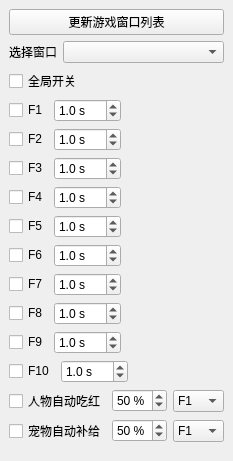
Qt form mainwindow.ui (SSSSSFFFFF/FxPresser) before a commit.
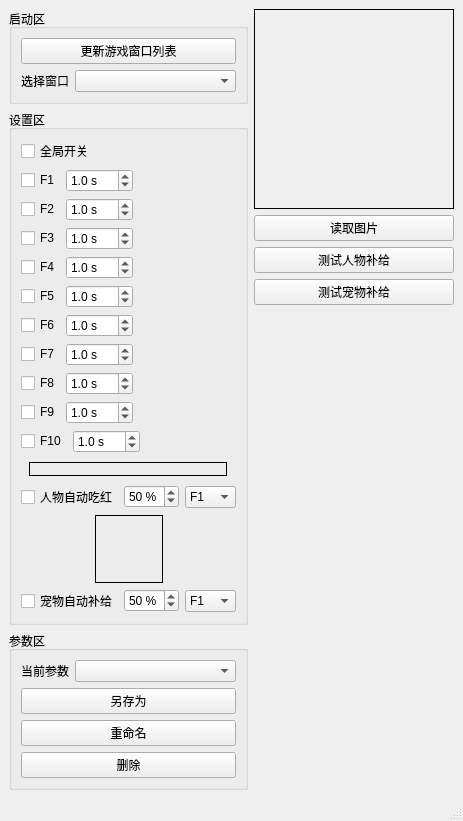
The same form after that commit.

Commit message: 离线测试功能

```diff
--- a/mainwindow.ui
+++ b/mainwindow.ui
@@ -6,15 +6,23 @@
    <rect>
     <x>0</x>
     <y>0</y>
-    <width>223</width>
-    <height>461</height>
+    <width>460</width>
+    <height>772</height>
    </rect>
   </property>
   <property name="windowTitle">
    <string/>
   </property>
   <widget class="QWidget" name="centralwidget">
-   <layout class="QVBoxLayout" name="verticalLayout">
+   <layout class="QHBoxLayout" name="horizontalLayout_18">
+    <item>
+     <layout class="QVBoxLayout" name="verticalLayout_5">
+      <item>
+       <widget class="QGroupBox" name="groupBox_3">
+        <property name="title">
+         <string>启动区</string>
+        </property>
+        <layout class="QVBoxLayout" name="verticalLayout_3">
     <item>
      <widget class="QPushButton" name="pushButton_UpdateGameWindows">
       <property name="text">
@@ -46,8 +54,17 @@
       </item>
      </layout>
     </item>
+        </layout>
+       </widget>
+      </item>
     <item>
-     <layout class="QHBoxLayout" name="horizontalLayout_13">
+       <widget class="QGroupBox" name="groupBox_2">
+        <property name="title">
+         <string>设置区</string>
+        </property>
+        <layout class="QVBoxLayout" name="verticalLayout_2">
+         <item>
+          <layout class="QHBoxLayout" name="horizontalLayout_16">
       <item>
        <widget class="QCheckBox" name="checkBox_Switch">
         <property name="text">
@@ -62,7 +79,7 @@
        </widget>
       </item>
       <item>
-       <spacer name="horizontalSpacer_11">
+            <spacer name="horizontalSpacer_12">
         <property name="orientation">
          <enum>Qt::Horizontal</enum>
         </property>
@@ -536,6 +553,76 @@
       </item>
      </layout>
     </item>
+         <item>
+          <layout class="QHBoxLayout" name="horizontalLayout_13">
+           <item>
+            <spacer name="horizontalSpacer_11">
+             <property name="orientation">
+              <enum>Qt::Horizontal</enum>
+             </property>
+             <property name="sizeHint" stdset="0">
+              <size>
+               <width>40</width>
+               <height>20</height>
+              </size>
+             </property>
+            </spacer>
+           </item>
+           <item>
+            <widget class="QLabel" name="label_PlayerHealth">
+             <property name="sizePolicy">
+              <sizepolicy hsizetype="Fixed" vsizetype="Fixed">
+               <horstretch>0</horstretch>
+               <verstretch>0</verstretch>
+              </sizepolicy>
+             </property>
+             <property name="minimumSize">
+              <size>
+               <width>198</width>
+               <height>14</height>
+              </size>
+             </property>
+             <property name="maximumSize">
+              <size>
+               <width>198</width>
+               <height>14</height>
+              </size>
+             </property>
+             <property name="frameShape">
+              <enum>QFrame::Box</enum>
+             </property>
+             <property name="frameShadow">
+              <enum>QFrame::Plain</enum>
+             </property>
+             <property name="lineWidth">
+              <number>1</number>
+             </property>
+             <property name="midLineWidth">
+              <number>0</number>
+             </property>
+             <property name="text">
+              <string/>
+             </property>
+             <property name="scaledContents">
+              <bool>true</bool>
+             </property>
+            </widget>
+           </item>
+           <item>
+            <spacer name="horizontalSpacer_13">
+             <property name="orientation">
+              <enum>Qt::Horizontal</enum>
+             </property>
+             <property name="sizeHint" stdset="0">
+              <size>
+               <width>40</width>
+               <height>20</height>
+              </size>
+             </property>
+            </spacer>
+           </item>
+          </layout>
+         </item>
     <item>
      <layout class="QHBoxLayout" name="horizontalLayout_12" stretch="0,0,1">
       <item>
@@ -617,6 +704,70 @@
       </item>
      </layout>
     </item>
+         <item>
+          <layout class="QHBoxLayout" name="horizontalLayout_17">
+           <item>
+            <spacer name="horizontalSpacer_14">
+             <property name="orientation">
+              <enum>Qt::Horizontal</enum>
+             </property>
+             <property name="sizeHint" stdset="0">
+              <size>
+               <width>40</width>
+               <height>20</height>
+              </size>
+             </property>
+            </spacer>
+           </item>
+           <item>
+            <widget class="QLabel" name="label_PetResource">
+             <property name="sizePolicy">
+              <sizepolicy hsizetype="Fixed" vsizetype="Fixed">
+               <horstretch>0</horstretch>
+               <verstretch>0</verstretch>
+              </sizepolicy>
+             </property>
+             <property name="minimumSize">
+              <size>
+               <width>68</width>
+               <height>68</height>
+              </size>
+             </property>
+             <property name="maximumSize">
+              <size>
+               <width>68</width>
+               <height>68</height>
+              </size>
+             </property>
+             <property name="frameShape">
+              <enum>QFrame::Box</enum>
+             </property>
+             <property name="frameShadow">
+              <enum>QFrame::Plain</enum>
+             </property>
+             <property name="text">
+              <string/>
+             </property>
+             <property name="scaledContents">
+              <bool>true</bool>
+             </property>
+            </widget>
+           </item>
+           <item>
+            <spacer name="horizontalSpacer_15">
+             <property name="orientation">
+              <enum>Qt::Horizontal</enum>
+             </property>
+             <property name="sizeHint" stdset="0">
+              <size>
+               <width>40</width>
+               <height>20</height>
+              </size>
+             </property>
+            </spacer>
+           </item>
+          </layout>
+         </item>
     <item>
      <layout class="QHBoxLayout" name="horizontalLayout_15" stretch="0,0,1">
       <item>
@@ -703,6 +854,125 @@
     </item>
    </layout>
   </widget>
+      </item>
+      <item>
+       <widget class="QGroupBox" name="groupBox">
+        <property name="title">
+         <string>参数区</string>
+        </property>
+        <layout class="QVBoxLayout" name="verticalLayout">
+         <item>
+          <layout class="QHBoxLayout" name="horizontalLayout_14" stretch="0,1">
+           <item>
+            <widget class="QLabel" name="label">
+             <property name="text">
+              <string>当前参数</string>
+             </property>
+            </widget>
+           </item>
+           <item>
+            <widget class="QComboBox" name="comboBox_Configs"/>
+           </item>
+          </layout>
+         </item>
+         <item>
+          <widget class="QPushButton" name="pushButton_SaveConfigAs">
+           <property name="text">
+            <string>另存为</string>
+           </property>
+          </widget>
+         </item>
+         <item>
+          <widget class="QPushButton" name="pushButton_RenameConfig">
+           <property name="text">
+            <string>重命名</string>
+           </property>
+          </widget>
+         </item>
+         <item>
+          <widget class="QPushButton" name="pushButton_DeleteConfig">
+           <property name="text">
+            <string>删除</string>
+           </property>
+          </widget>
+         </item>
+        </layout>
+       </widget>
+      </item>
+     </layout>
+    </item>
+    <item>
+     <layout class="QVBoxLayout" name="verticalLayout_4">
+      <item>
+       <widget class="QLabel" name="label_SampleImage">
+        <property name="sizePolicy">
+         <sizepolicy hsizetype="Fixed" vsizetype="Fixed">
+          <horstretch>0</horstretch>
+          <verstretch>0</verstretch>
+         </sizepolicy>
+        </property>
+        <property name="minimumSize">
+         <size>
+          <width>200</width>
+          <height>200</height>
+         </size>
+        </property>
+        <property name="maximumSize">
+         <size>
+          <width>200</width>
+          <height>200</height>
+         </size>
+        </property>
+        <property name="frameShape">
+         <enum>QFrame::Box</enum>
+        </property>
+        <property name="frameShadow">
+         <enum>QFrame::Plain</enum>
+        </property>
+        <property name="text">
+         <string/>
+        </property>
+       </widget>
+      </item>
+      <item>
+       <widget class="QPushButton" name="pushButton_ReadImage">
+        <property name="text">
+         <string>读取图片</string>
+        </property>
+       </widget>
+      </item>
+      <item>
+       <widget class="QPushButton" name="pushButton_TestPlayerSupply">
+        <property name="text">
+         <string>测试人物补给</string>
+        </property>
+       </widget>
+      </item>
+      <item>
+       <widget class="QPushButton" name="pushButton_TestPetSupply">
+        <property name="text">
+         <string>测试宠物补给</string>
+        </property>
+       </widget>
+      </item>
+      <item>
+       <spacer name="verticalSpacer">
+        <property name="orientation">
+         <enum>Qt::Vertical</enum>
+        </property>
+        <property name="sizeHint" stdset="0">
+         <size>
+          <width>20</width>
+          <height>40</height>
+         </size>
+        </property>
+       </spacer>
+      </item>
+     </layout>
+    </item>
+   </layout>
+  </widget>
+  <widget class="QStatusBar" name="statusBar"/>
  </widget>
  <resources/>
  <connections/>
```
Lines whose indentation alone changed are shown as unchanged. The commit also changes 5 other files.
